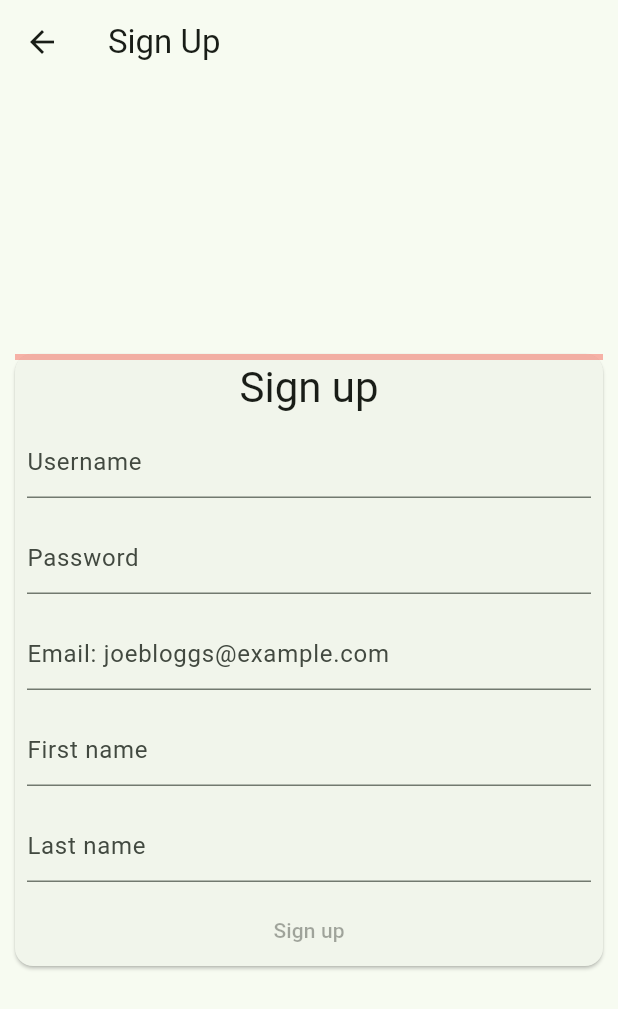
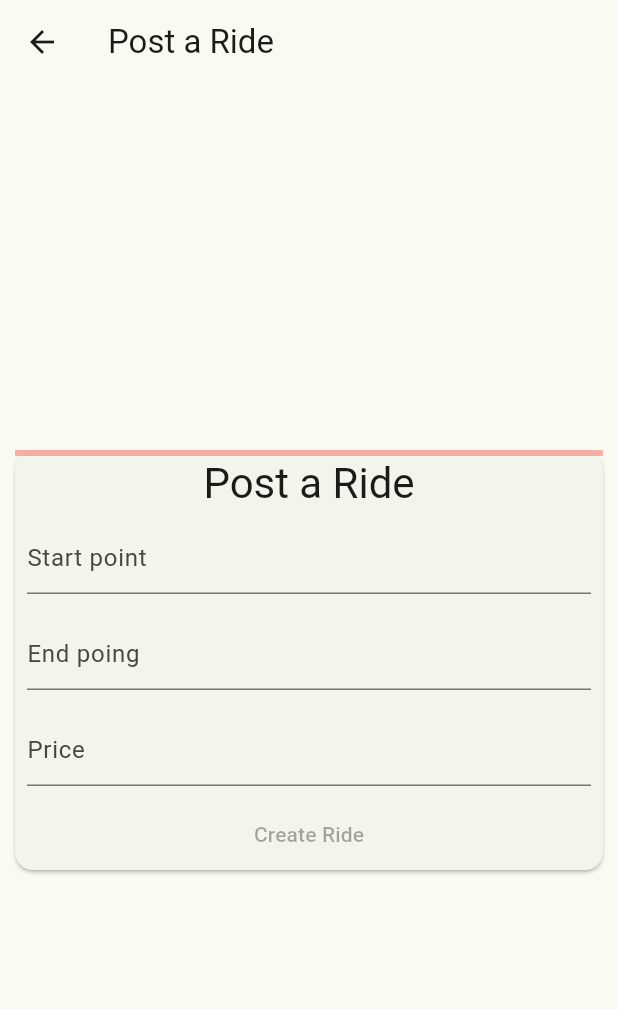
Before and after one commit to theshortsmonkey/jumpIn, a Flutter app: the screen it shows after launch, after a tap on "Post a ride", on a phone screen of 412 x 824 dp. Shown: the top 1009 px of the screen. Run offline on Flutter 3.47's test engine with Material 3 defaults, Android fonts, the phone set to English and light mode, and no system bars; network calls fail.

Commit message:
second day half

```diff
--- a/fe/lib/homepage.dart
+++ b/fe/lib/homepage.dart
@@ -14,18 +14,31 @@ class _MyHomePageState extends State<MyHomePage> {
   void _showSignUpScreen() {
   Navigator.of(context).pushNamed('/signup');
   }
+  void _showPostRideScreen() {
+  Navigator.of(context).pushNamed('/postride');
+  }
+
   @override
   Widget build(BuildContext context) {
     return Scaffold(
       appBar: AppBar(
-
         backgroundColor: Theme.of(context).colorScheme.inversePrimary,
-        title: Text(widget.title),
+         title: Text(widget.title),
+                actions: [
+                IconButton(
+                icon : const Icon(Icons.login),
+                onPressed:_showSignUpScreen ,
+                ),
+                IconButton(
+                icon : const Icon(Icons.report),
+                onPressed:_showSignUpScreen ,//report page
+                )
+      ],
       ),
       body: Center(
         child: Column(
           mainAxisAlignment: MainAxisAlignment.center,
-          children: <Widget>[
+          children:[
             FilledButton(
                 style:FilledButton.styleFrom(
                   minimumSize: const Size(400, 200)
@@ -38,7 +51,7 @@ class _MyHomePageState extends State<MyHomePage> {
                style:ElevatedButton.styleFrom(
                   minimumSize: const Size(400, 200)
                 ),
-            onPressed:_showSignUpScreen,
+            onPressed:_showPostRideScreen,
             child: const Text('Post a ride'),
             )
           ],
--- a/fe/lib/main.dart
+++ b/fe/lib/main.dart
@@ -1,7 +1,9 @@
 import 'package:flutter/material.dart';
 import './sign_up_page.dart';
-import './welcome.dart';
+import 'profile_page.dart';
 import './homepage.dart';
+import "post_ride_page.dart";
+import "./test_page.dart";
 
 void main() {
   runApp(const MyApp());
@@ -18,12 +20,13 @@ class MyApp extends StatelessWidget {
         colorScheme: ColorScheme.fromSeed(seedColor: Colors.green.shade900),
         useMaterial3: true,
       ),
-      // home: const MyHomePage(title: 'jumpIn'),
+      home: const MyHomePage(title: 'jumpIn'),
       routes: {
-        '/': (context) => const MyHomePage(title: 'jumpIn'),
         "/signup" : (context) => const SignUpPage(),
-        '/welcome': (context) => const WelcomeScreen(),
-      }
+        '/profile': (context) => const ProfilePage(),
+        "/postride" : (context) => const PostRidePage(),
+        "/test": (context) => const TestPage()
+        }
     );
   }
 }
--- a/fe/lib/sign_up_form.dart
+++ b/fe/lib/post_ride_form.dart
@@ -1,41 +1,36 @@
 import 'package:flutter/material.dart';
-import './user_data.dart';
+import './ride_data.dart';
 
-class SignUpForm extends StatefulWidget {
-  const SignUpForm({super.key});
+class PostRideForm extends StatefulWidget {
+  const PostRideForm({super.key});
 
   @override
-  State<SignUpForm> createState() => _SignUpFormState();
+  State<PostRideForm> createState() => _PostRideFormState();
 }
 
-class _SignUpFormState extends State<SignUpForm> {
-  final _firstNameTextController = TextEditingController();
-  final _lastNameTextController = TextEditingController();
-  final _usernameTextController = TextEditingController();
-  final _passwordTextController = TextEditingController();
-  final _emailTextController = TextEditingController();
+class _PostRideFormState extends State<PostRideForm> {
+  final _startPointTextController = TextEditingController();
+  final _endPointTextController = TextEditingController();
+  final _priceTextController = TextEditingController();
+
 
   double _formProgress = 0;
 
-  void _showWelcomeScreen() {
-    final userData = UserData(
-      firstName: _firstNameTextController.text,
-      lastName: _lastNameTextController.text,
-      username: _usernameTextController.text,
-      email: _emailTextController.text,
-      password: _passwordTextController.text
+  void _showTestScreen() {
+    final rideData = RideData(
+      startPoint: _startPointTextController.text,
+      endPoint: _endPointTextController.text,
+      price: _priceTextController.text,
     );
-    Navigator.of(context).pushNamed('/welcome', arguments: userData);
+    Navigator.of(context).pushNamed('/test', arguments: rideData);
   }
 
   void _updateFormProgress() {
     var progress = 0.0;
     final controllers = [
-      _passwordTextController,
-      _firstNameTextController,
-      _lastNameTextController,
-      _usernameTextController,
-      _emailTextController
+      _startPointTextController,
+      _endPointTextController,
+      _priceTextController,
     ];
 
     for (final controller in controllers) {
@@ -57,41 +52,26 @@ class _SignUpFormState extends State<SignUpForm> {
         mainAxisSize: MainAxisSize.min,
         children: [
           AnimatedProgressIndicator(value: _formProgress), // NEW
-          Text('Sign up', style: Theme.of(context).textTheme.headlineMedium),
+          Text('Post a Ride', style: Theme.of(context).textTheme.headlineMedium),
           Padding(
             padding: const EdgeInsets.all(8),
             child: TextFormField(
-              controller: _usernameTextController,
-              decoration: const InputDecoration(hintText: 'Username'),
+              controller: _startPointTextController,
+              decoration: const InputDecoration(hintText: 'Start point'),
             ),
           ),
           Padding(
             padding: const EdgeInsets.all(8),
             child: TextFormField(
-              //obscureText: true,
-              controller: _passwordTextController,
-              decoration: const InputDecoration(hintText: 'Password'),
+              controller: _endPointTextController,
+              decoration: const InputDecoration(hintText: 'End poing'),
             ),
           ),
           Padding(
             padding: const EdgeInsets.all(8),
             child: TextFormField(
-              controller: _emailTextController,
-              decoration: const InputDecoration(hintText: 'Email: joebloggs@example.com'),
-            ),
-          ),
-          Padding(
-            padding: const EdgeInsets.all(8),
-            child: TextFormField(
-              controller: _firstNameTextController,
-              decoration: const InputDecoration(hintText: 'First name'),
-            ),
-          ),
-          Padding(
-            padding: const EdgeInsets.all(8),
-            child: TextFormField(
-              controller: _lastNameTextController,
-              decoration: const InputDecoration(hintText: 'Last name'),
+              controller: _priceTextController,
+              decoration: const InputDecoration(hintText: 'Price'),
             ),
           ),
           TextButton(
@@ -108,8 +88,8 @@ class _SignUpFormState extends State<SignUpForm> {
               }),
             ),
             onPressed:
-            _formProgress == 1 ? _showWelcomeScreen : null, // UPDATED
-            child: const Text('Sign up'),
+            _formProgress == 1 ? _showTestScreen : null, // UPDATED
+            child: const Text('Create Ride'),
           ),
         ],
       ),
--- /dev/null
+++ b/fe/lib/post_ride_page.dart
@@ -0,0 +1,22 @@
+import 'package:flutter/material.dart';
+import "./post_ride_form.dart";
+class PostRidePage extends StatelessWidget {
+  const PostRidePage({super.key});
+
+  @override
+  Widget build(BuildContext context){
+    return Scaffold(
+      appBar: AppBar(
+        title: const Text('Post a Ride'),
+      ),
+      body: const Center(
+        child: SizedBox(
+          width: 400,
+          child: Card(
+            child: (PostRideForm()),
+          ),
+        ),
+      ),
+    );
+  }
+}
--- /dev/null
+++ b/fe/lib/ride_data.dart
@@ -0,0 +1,11 @@
+class RideData {
+  final String startPoint;
+  final String endPoint;
+  final String price;
+
+  RideData({
+    required this.startPoint,
+    required this.endPoint,
+    required this.price,
+  });
+}
```
Also changed, not shown: fe/lib/profile_page.dart (added, +120 -0 lines), fe/lib/test_page.dart (added, +24 -0 lines), fe/lib/welcome.dart (deleted, +0 -25 lines).
